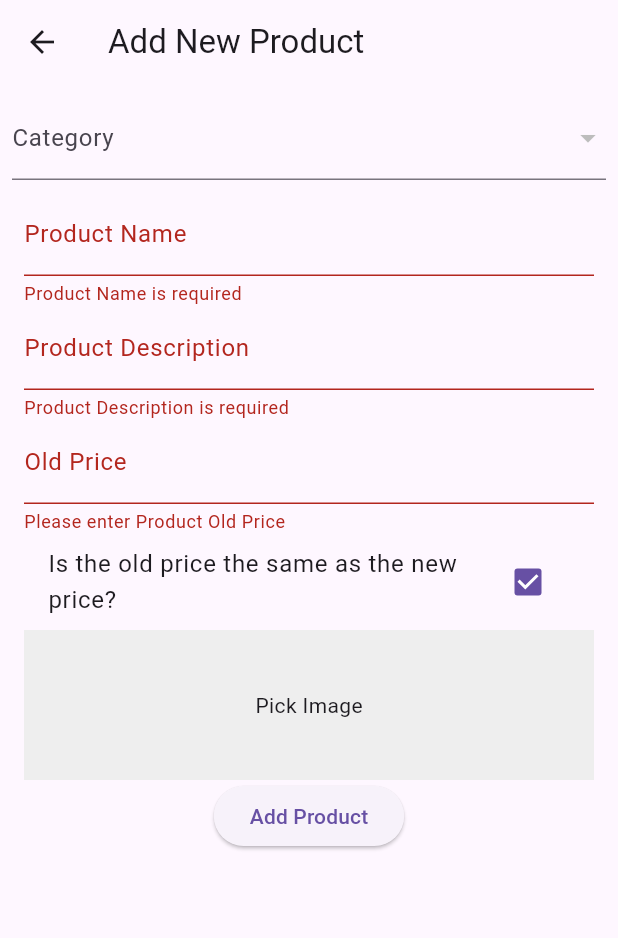
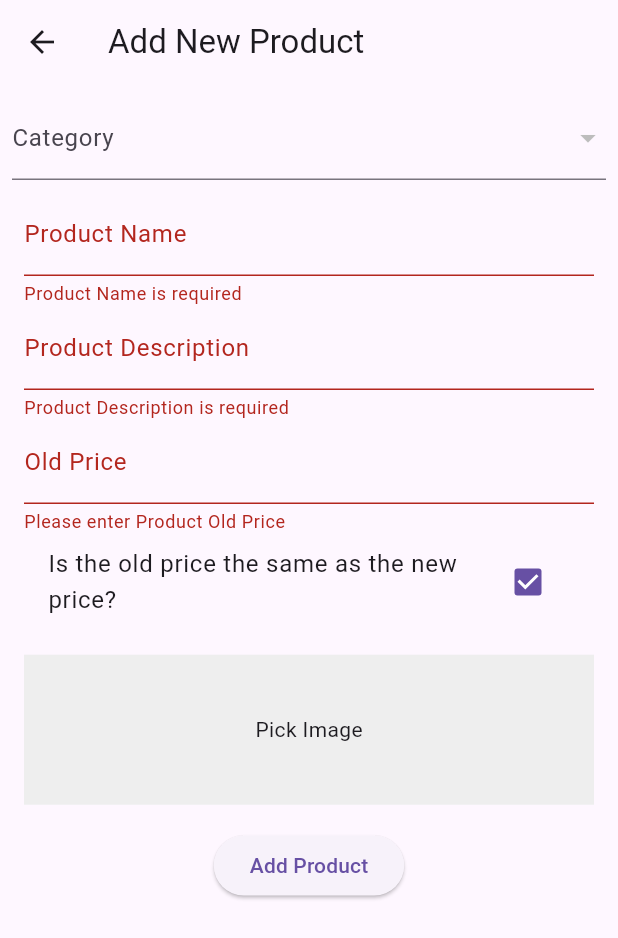
Before and after one commit to sxjal/bygrocerriesadminpanel, a Flutter app: the NewProduct screen opened directly, after a tap on "Add Product", on a phone screen of 412 x 824 dp. Shown: the top 938 px of the screen. Run offline on Flutter 3.47's test engine with Material 3 defaults, Android fonts, the phone set to English and light mode, and no system bars; our stand-ins replace cloud_firestore, firebase_core, firebase_storage, image_picker; accounts and stored records are empty.

Commit message:
newproduct management

```diff
--- a/lib/NewProduct.dart
+++ b/lib/NewProduct.dart
@@ -46,13 +46,14 @@ class _NewProductState extends State<NewProduct> {
     await uploadTask.whenComplete(() => null);
     return await ref.getDownloadURL();
   }
+  //makje this a named parameter in the function alert
 
-  void alert() {
+  void alert({String error = "Please select a Category and an Image"}) {
     showDialog(
       context: context,
       builder: (BuildContext context) => AlertDialog(
         title: const Text('Error'),
-        content: const Text('Please select a Category and upload an Image'),
+        content: Text(error),
         actions: [
           TextButton(
             onPressed: () {
@@ -206,7 +207,11 @@ class _NewProductState extends State<NewProduct> {
                               return 'Please enter new price';
                             }
                             return null;
-                            }),
+                          },
+                        ),
+                      SizedBox(
+                        height: MediaQuery.of(context).size.height * 0.02,
+                      ),
                       GestureDetector(
                         child: Container(
                           height: _image == null ? 100 : null,
@@ -226,12 +231,29 @@ class _NewProductState extends State<NewProduct> {
                           }
                         },
                       ),
+                      SizedBox(
+                        height: MediaQuery.of(context).size.height * 0.02,
+                      ),
                       ElevatedButton(
-                        onPressed: () {
+                        onPressed: () async {
                           if (validate(_formKey)) {
-                            FirebaseFirestore.instance
+                            try {
+                              ScaffoldMessenger.of(context).showSnackBar(
+                                const SnackBar(
+                                  content: LinearProgressIndicator(),
+                                  duration: Duration(
+                                      hours:
+                                          1), // Keep the SnackBar visible until manually dismissed
+                                ),
+                              );
+                              String? imageUrl = await uploadImage(_image!);
+                              ScaffoldMessenger.of(context)
+                                  .hideCurrentSnackBar(); // Hide the SnackBar when the upload is complete
+                              if (imageUrl != null) {
+                                await FirebaseFirestore.instance
                                     .collection('products')
-                                .add({
+                                    .add(
+                                  {
                                     'productName': _productNameController.text,
                                     'productDescription':
                                         _productDescriptionController.text,
@@ -240,16 +262,23 @@ class _NewProductState extends State<NewProduct> {
                                     'productNewPrice':
                                         _productNewPriceController.text,
                                     'productCategory': _selectedCategory,
-                              'productImage': _productImageController.text,
+                                    'productImage':
+                                        _productImageController.text,
                                     'productRate': _productRateController.text,
                                     'productInstock': true,
-                            });
+                                  },
+                                );
+                              }
+                            } catch (e) {
+                              alert(error: e.toString());
+                            }
                             _productNameController.clear();
                             _productDescriptionController.clear();
                             _productOldPriceController.clear();
                             _productNewPriceController.clear();
                             _productCategoryController.clear();
                             _productRateController.clear();
+
                             ScaffoldMessenger.of(context).showSnackBar(
                               const SnackBar(
                                 content: Text('Product Added'),
@@ -260,6 +289,7 @@ class _NewProductState extends State<NewProduct> {
                               _selectedCategory = null;
                               _image = null;
                             });
+                            Navigator.of(context).pop();
                           }
                         },
                         child: const Text('Add Product'),
```
Also changed, not shown: lib/addcategory.dart (+6 -4 lines). Lines whose indentation alone changed are shown as unchanged.
